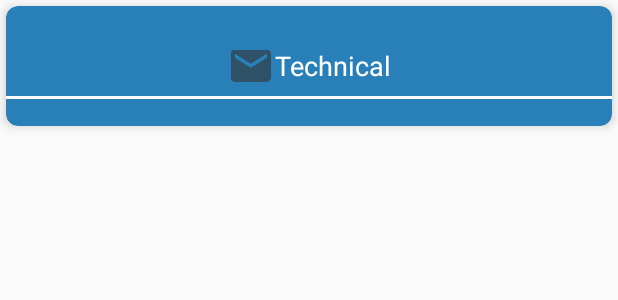
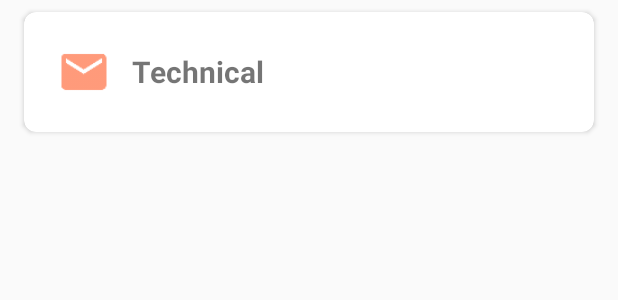
Before and after one commit to TejeshwarGitHub/PixelStreet, an Android app: the layout custom_profession.xml on its own in the app's theme, with its tools: preview values and no code run, on a phone screen of 412 x 824 dp. Shown: the top 300 px of the screen. Run offline under Robolectric (Android 15) with nearby library versions, the phone set to English and light mode, and no system bars.

Commit message:
Profession Activity UI update + Null pointer fix

```diff
--- a/app/src/main/res/layout/custom_photogragher_card.xml
+++ b/app/src/main/res/layout/custom_photogragher_card.xml
@@ -204,7 +204,7 @@
                     android:layout_height="wrap_content" />
                 <android.support.v7.widget.RecyclerView
                     android:id="@+id/horizontal_imagescroll"
-                    android:layout_width="match_parent"
+                    android:layout_width="wrap_content"
                     android:layout_height="wrap_content">
                 </android.support.v7.widget.RecyclerView>
             </LinearLayout>
--- a/app/src/main/res/layout/custom_profession.xml
+++ b/app/src/main/res/layout/custom_profession.xml
@@ -1,38 +1,41 @@
 <?xml version="1.0" encoding="utf-8"?>
-<android.support.v7.widget.CardView
-    app:cardElevation="4dp"
-    app:cardBackgroundColor="@color/blue"
+<android.support.v7.widget.CardView xmlns:android="http://schemas.android.com/apk/res/android"
+    xmlns:app="http://schemas.android.com/apk/res-auto"
+    android:id="@+id/profess_1"
+    android:layout_width="match_parent"
+    android:layout_height="wrap_content"
+    android:layout_marginLeft="16dp"
+    android:layout_marginRight="16dp"
     app:cardCornerRadius="8dp"
-    android:layout_margin="4dp"
-    android:id="@+id/profess_1"
-    xmlns:android="http://schemas.android.com/apk/res/android"
-    android:layout_width="match_parent"
-    android:layout_height="80dp"
-    xmlns:app="http://schemas.android.com/apk/res-auto">
+    android:layout_marginTop="8dp"
+    android:layout_marginBottom="8dp"
+    >
 
     <LinearLayout
+        android:layout_width="match_parent"
+        android:layout_height="wrap_content"
         android:layout_gravity="center"
-        android:layout_width="wrap_content"
-        android:layout_height="wrap_content">
+        android:padding="16dp">
+
         <ImageView
+            android:tint="@color/colorAccent"
             android:id="@+id/profession_chooser_image"
-            android:src="@drawable/ic_email"
-            android:layout_width="wrap_content"
-            android:layout_height="wrap_content" />
+            android:layout_width="48dp"
+            android:layout_height="48dp"
+            android:padding="6dp"
+            android:src="@drawable/ic_email" />
+
         <TextView
             android:id="@+id/profession_chooser_name"
             android:layout_width="wrap_content"
             android:layout_height="wrap_content"
-            android:layout_gravity="center"
+            android:layout_gravity="center_vertical"
+            android:layout_marginLeft="8dp"
+            android:layout_marginStart="8dp"
             android:text="Technical"
-            android:textColor="#ffffff"
-            android:textSize="18sp" />
+            android:textSize="20sp"
+            android:textStyle="bold" />
 
     </LinearLayout>
-    <TextView
-        android:layout_width="match_parent"
-        android:layout_height="2dp"
-        android:layout_marginTop="60dp"
-        android:background="#ffffff" />
 
 </android.support.v7.widget.CardView>
--- a/app/src/main/res/values/colors.xml
+++ b/app/src/main/res/values/colors.xml
@@ -2,7 +2,7 @@
 <resources>
     <color name="colorPrimary">#2196F3</color>
     <color name="colorPrimaryDark">#1976D2</color>
-    <color name="colorAccent">#FF5252</color>
+    <color name="colorAccent">#FF5722</color>
     <color name="white">#ffffff</color>
     <color name="blue">#2980b9</color>
     <color name="lightGrey">#D3D3D3</color>
```
Also changed, not shown: app/src/main/java/pixelstreet/com/pixelstreet/ProfessionsActivity.java (+18 -34 lines), app/src/main/java/pixelstreet/com/pixelstreet/helper/MaterialRecyclerViewAdapter.java (+14 -51 lines), app/src/main/java/pixelstreet/com/pixelstreet/helper/VerticalSpaceItemDecoration.java (added, +20 -0 lines), app/src/main/res/drawable/camera.xml (added, +8 -0 lines), app/src/main/res/drawable/collage.xml (added, +8 -0 lines), app/src/main/res/drawable/image_album.xml (added, +8 -0 lines), app/src/main/res/drawable/microphone_variant.xml (added, +8 -0 lines), app/src/main/res/drawable/movie.xml (added, +8 -0 lines), app/src/main/res/drawable/photo_front.xml (added, +8 -0 lines), app/src/main/res/drawable/video.xml (added, +8 -0 lines), app/src/main/res/layout/content_professions.xml (+5 -7 lines).
